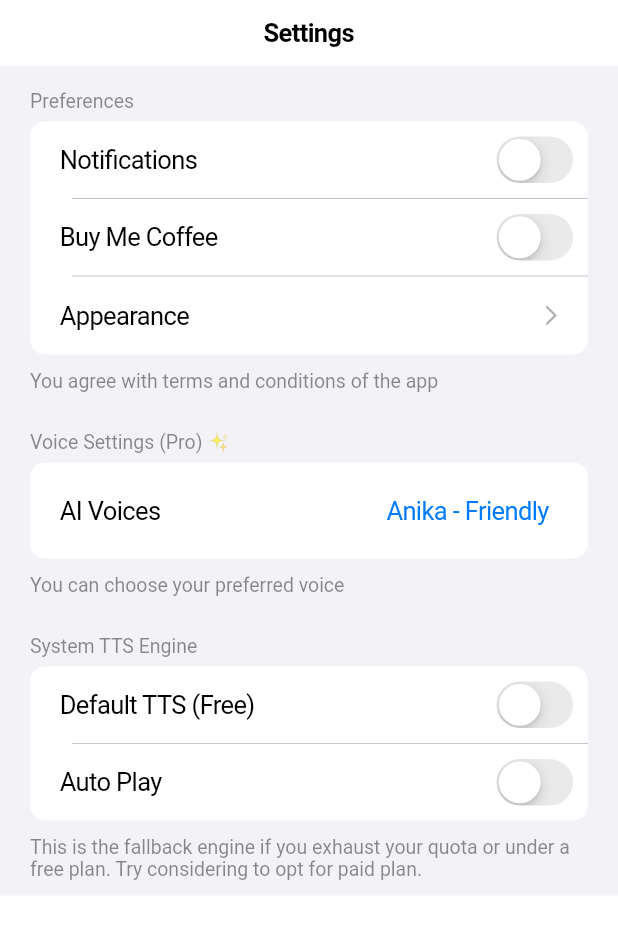
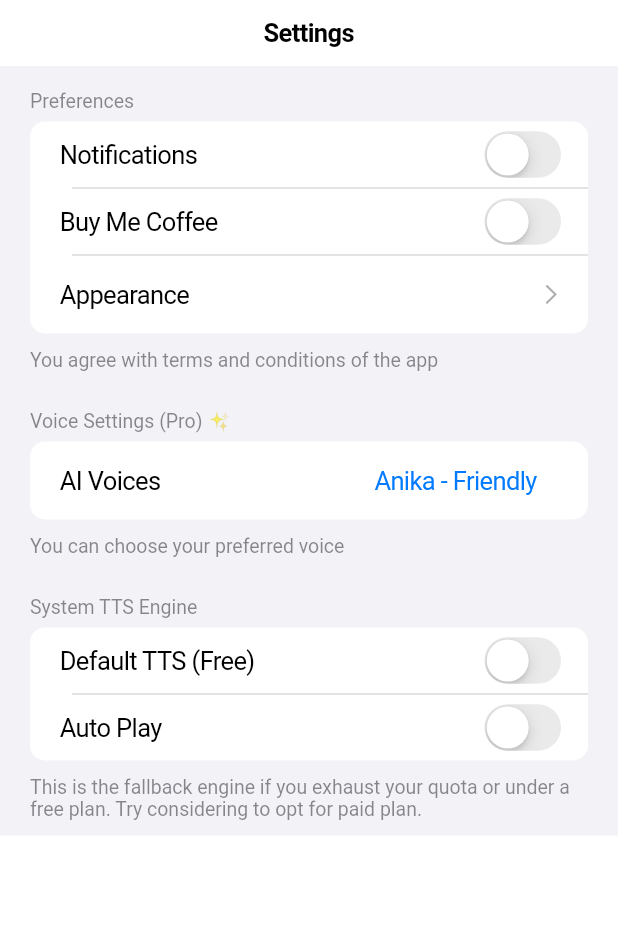
Before and after one commit to jitunayak/CatFacts, a Flutter app: the SettingsPage screen opened by its route, on a phone screen of 412 x 824 dp. Shown: the top 934 px of the screen. Run offline on Flutter 3.47's test engine with Material 3 defaults, Android fonts, the light colour scheme and no system bars; our stand-ins replace audioplayers, flutter_dotenv, flutter_local_notifications, flutter_tts, go_router, permission_handler and 2 more; accounts and stored records are empty; network calls fail.

Commit message:
redesigned settings screen

```diff
--- a/lib/pages/settings_page.dart
+++ b/lib/pages/settings_page.dart
@@ -132,9 +132,9 @@ class _SettingsPageState extends State<SettingsPage> {
                 'You agree with terms and conditions of the app',
               ),
               children: [
-                CupertinoFormRow(
-                  prefix: const Text('Notifications'),
-                  child: CupertinoSwitch(
+                CupertinoListTile(
+                  title: const Text('Notifications'),
+                  trailing: CupertinoSwitch(
                     value: _notificationsEnabled,
                     onChanged: (bool value) {
                       if (value) {
@@ -146,9 +146,9 @@ class _SettingsPageState extends State<SettingsPage> {
                     },
                   ),
                 ),
-                CupertinoFormRow(
-                  prefix: const Text('Buy Me Coffee'),
-                  child: CupertinoSwitch(
+                CupertinoListTile(
+                  title: const Text('Buy Me Coffee'),
+                  trailing: CupertinoSwitch(
                     value: _buyMeCoffee,
                     onChanged: (bool value) {
                       setState(() {
@@ -187,9 +187,9 @@ class _SettingsPageState extends State<SettingsPage> {
               header: const Text('Voice Settings (Pro) ✨'),
               footer: const Text('You can choose your preferred voice'),
               children: [
-                CupertinoFormRow(
-                  prefix: const Text('AI Voices'),
-                  child: CupertinoButton(
+                CupertinoListTile(
+                  title: const Text('AI Voices'),
+                  trailing: CupertinoButton(
                     onPressed: () {
                       showCupertinoModalPopup(
                         context: context,
@@ -227,21 +227,21 @@ class _SettingsPageState extends State<SettingsPage> {
                 "This is the fallback engine if you exhaust your quota or under a free plan. Try considering to opt for paid plan.",
               ),
               children: [
-                CupertinoFormRow(
-                  prefix: const Text('Default TTS (Free)'),
-                  child: CupertinoSwitch(
-                    value: _tts,
-                    onChanged: (value) {
-                      _settingsService.saveTTS(value);
-                      setState(() {
-                        _tts = value;
-                      });
-                    },
-                  ),
+                CupertinoListTile(
+                  title: const Text('Default TTS (Free)'),
+                  onTap: () {
+                    bool value = !_tts;
+                    _settingsService.saveTTS(value);
+                    setState(() {
+                      _tts = value;
+                    });
+                  },
+                  trailing: CupertinoSwitch(value: _tts, onChanged: (data) {}),
                 ),
-                CupertinoFormRow(
-                  prefix: const Text('Auto Play'),
-                  child: CupertinoSwitch(
+                CupertinoListTile(
+                  title: const Text('Auto Play'),
+                  onTap: () => _toggleAutoPlay(),
+                  trailing: CupertinoSwitch(
                     value: _autoPlay,
                     onChanged: (value) => {_toggleAutoPlay()},
                   ),
```
